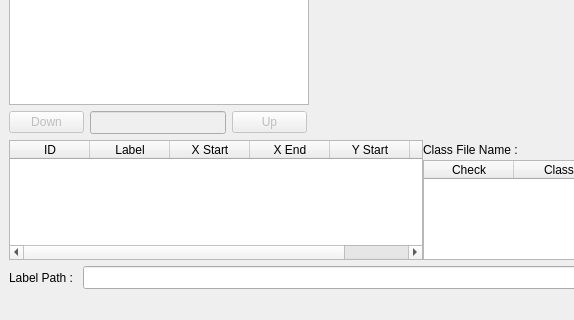
Above: ui/UI.ui from si-yeon/labeling before the change; both pictures show x 0 to 574 and y 265 to 585 of the 846 by 585 pixel window. Below: the same form after it.
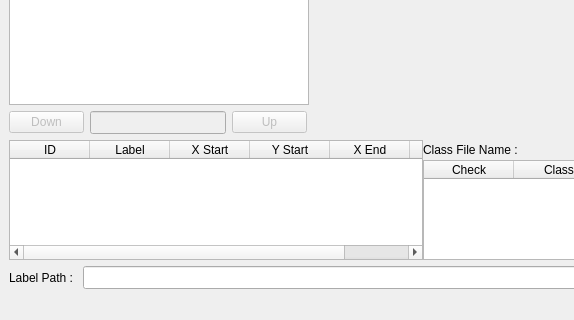
That is the form after the change.

The edit to the form file:
```diff
--- a/ui/UI.ui
+++ b/ui/UI.ui
@@ -319,12 +319,12 @@
         </column>
         <column>
          <property name="text">
-          <string>X End</string>
+          <string>Y Start</string>
          </property>
         </column>
         <column>
          <property name="text">
-          <string>Y Start</string>
+          <string>X End</string>
          </property>
         </column>
         <column>
```
